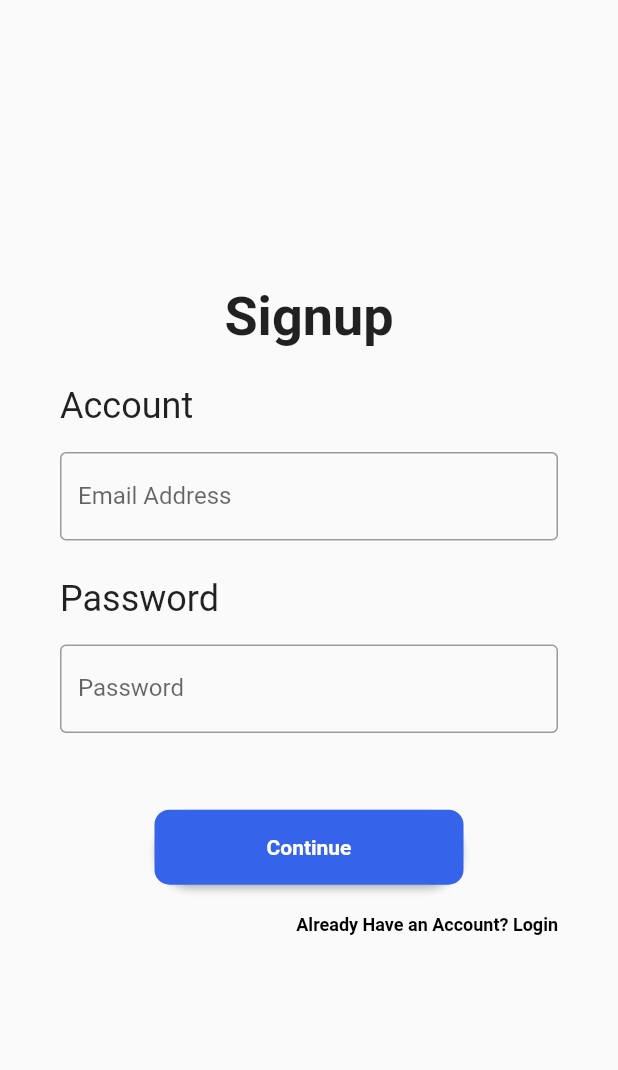
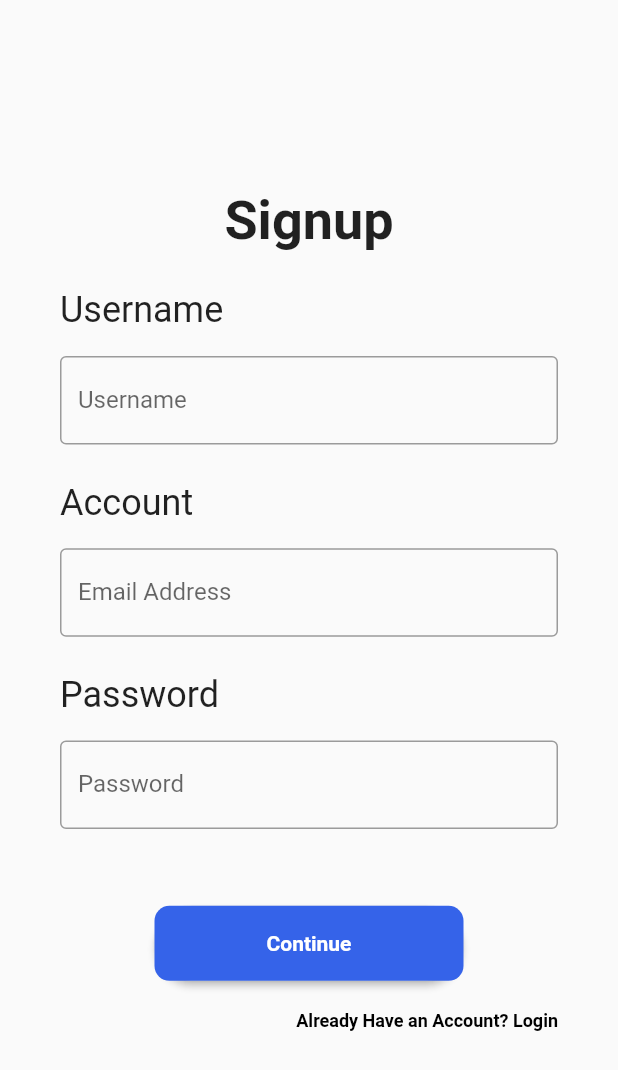
Before and after one commit to ZTianWang/My-flutter-App, a Flutter app: the SignupPage screen opened directly, on a phone screen of 412 x 824 dp. Shown: the top 1070 px of the screen. Run offline on Flutter 3.47's test engine with Material 2 defaults, Android fonts, the phone set to English and light mode, and no system bars.

Commit message:
add: username textfield

```diff
--- a/lib/pages/signup_page.dart
+++ b/lib/pages/signup_page.dart
@@ -1,6 +1,5 @@
 import 'package:flutter/material.dart';
-
-import 'login_page.dart';
+import 'package:getskills_flutter/pages/login_page.dart';
 
 class SignupPage extends StatefulWidget {
   const SignupPage({Key? key}) : super(key: key);
@@ -29,6 +28,34 @@
                   fontSize: 36
                 ),
                 textAlign: TextAlign.center,
+              ),
+            ),
+
+            SizedBox(height: size.height * 0.03),
+
+            Container(
+              alignment: Alignment.centerLeft,
+              padding: EdgeInsets.symmetric(horizontal: 40),
+              child: Text(
+                "Username",
+                style: TextStyle(
+                  fontSize: 24
+                ),
+                textAlign: TextAlign.left,
+              ),
+            ),
+
+            SizedBox(height: size.height * 0.02),
+
+            Container(
+              alignment: Alignment.center,
+              margin: EdgeInsets.symmetric(horizontal: 40),
+              child: const TextField(
+                decoration: InputDecoration(
+                  border: OutlineInputBorder(),
+                  labelText: 'Username',
+                  hintText: 'Username',
+                ),
               ),
             ),
 
```
